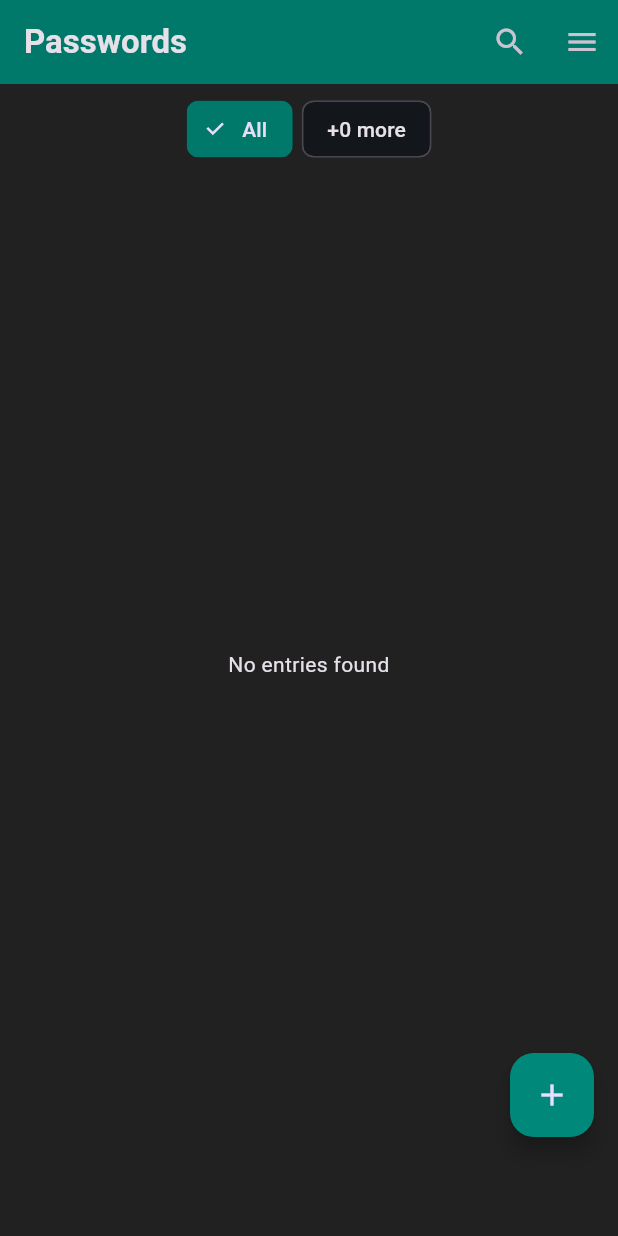
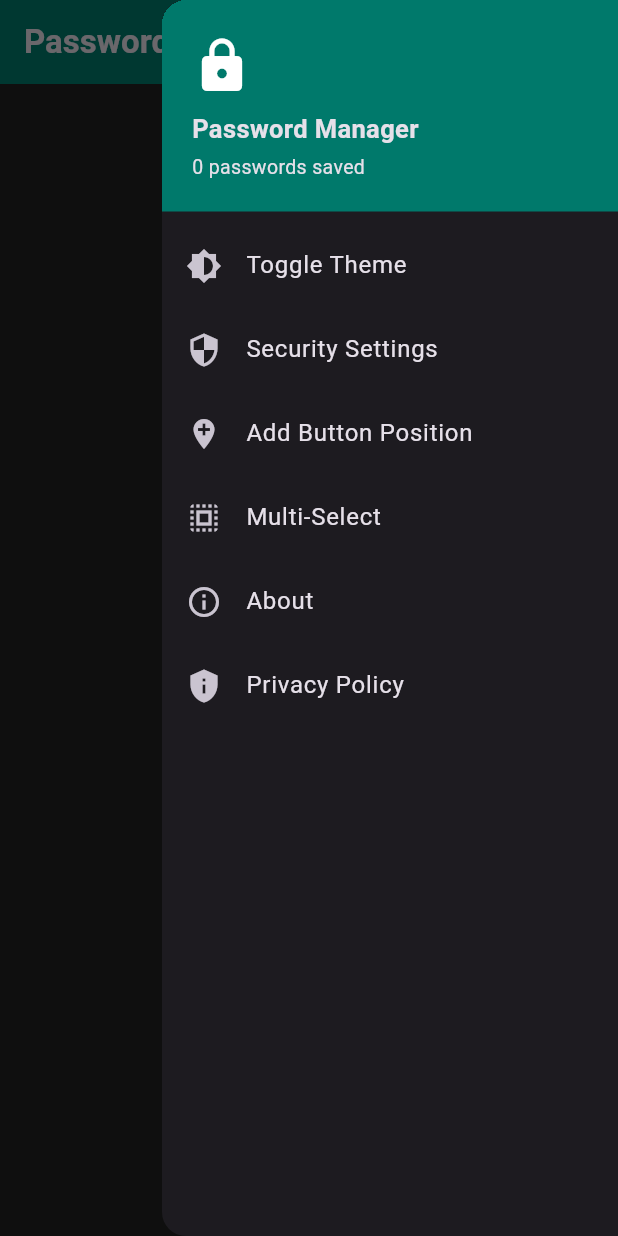
Before and after one commit to DhamodharanT06/password_saver, a Flutter app: the screen it shows after launch, in the side drawer, after a tap on "Toggle Theme", on a phone screen of 412 x 824 dp. Run offline on Flutter 3.47's test engine with Material 3 defaults, Android fonts, the phone set to English and light mode, and no system bars; our stand-ins replace flip_card, flutter_secure_storage, google_mobile_ads, hive_flutter, local_auth, share_plus and 1 more; missing offline and left inert: encrypt; accounts and stored records are empty; network calls fail; statements that could not run were skipped.

Commit message:
Version 1.0.2

```diff
--- a/lib/main.dart
+++ b/lib/main.dart
@@ -893,17 +893,17 @@ class _HomepageState extends State<Homepage> {
             child: Column(
               crossAxisAlignment: CrossAxisAlignment.start,
               children: [
-                const Icon(Icons.lock, size: 40, color: Colors.black87),
+                const Icon(Icons.lock, size: 40),
                 const SizedBox(height: 10),
                 const Text('Password Manager',
                     style: TextStyle(
                         fontSize: 17,
                         fontWeight: FontWeight.bold,
-                        color: Colors.black87)),
+                        )),
                 const SizedBox(height: 4),
                 Text(
                   '${data.length} password${data.length != 1 ? "s" : ""} saved',
-                  style: const TextStyle(fontSize: 13, color: Colors.black54),
+                  style: const TextStyle(fontSize: 13),
                 ),
               ],
             ),
@@ -913,7 +913,7 @@ class _HomepageState extends State<Homepage> {
             leading: const Icon(Icons.brightness_6),
             title: const Text('Toggle Theme'),
             onTap: () {
-              Navigator.pop(context);
+              // Navigator.pop(context);
               widget.toggleTheme();
             },
           ),
--- a/pubspec.yaml
+++ b/pubspec.yaml
@@ -16,7 +16,7 @@ publish_to: 'none' # Remove this line if you wish to publish to pub.dev
 # https://developer.apple.com/library/archive/documentation/General/Reference/InfoPlistKeyReference/Articles/CoreFoundationKeys.html
 # In Windows, build-name is used as the major, minor, and patch parts
 # of the product and file versions while build-number is used as the build suffix.
-version: 1.0.0+1
+version: 1.0.1+2
 
 environment:
   sdk: ^3.7.2
```
Also changed, not shown: 1 other file.
